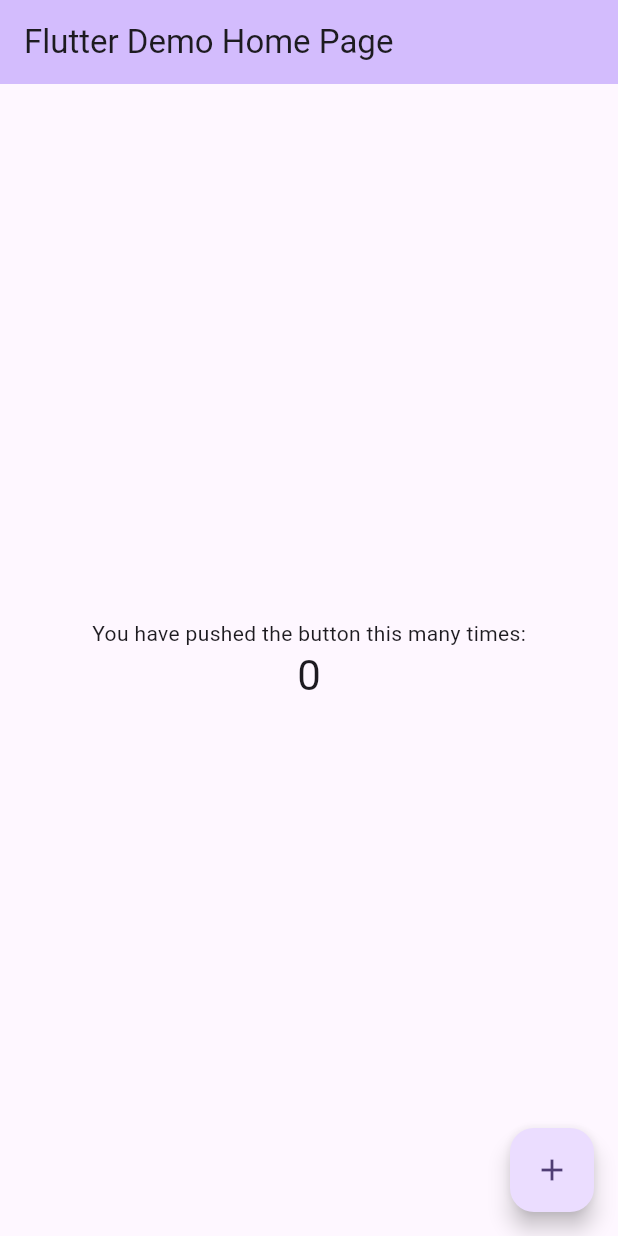
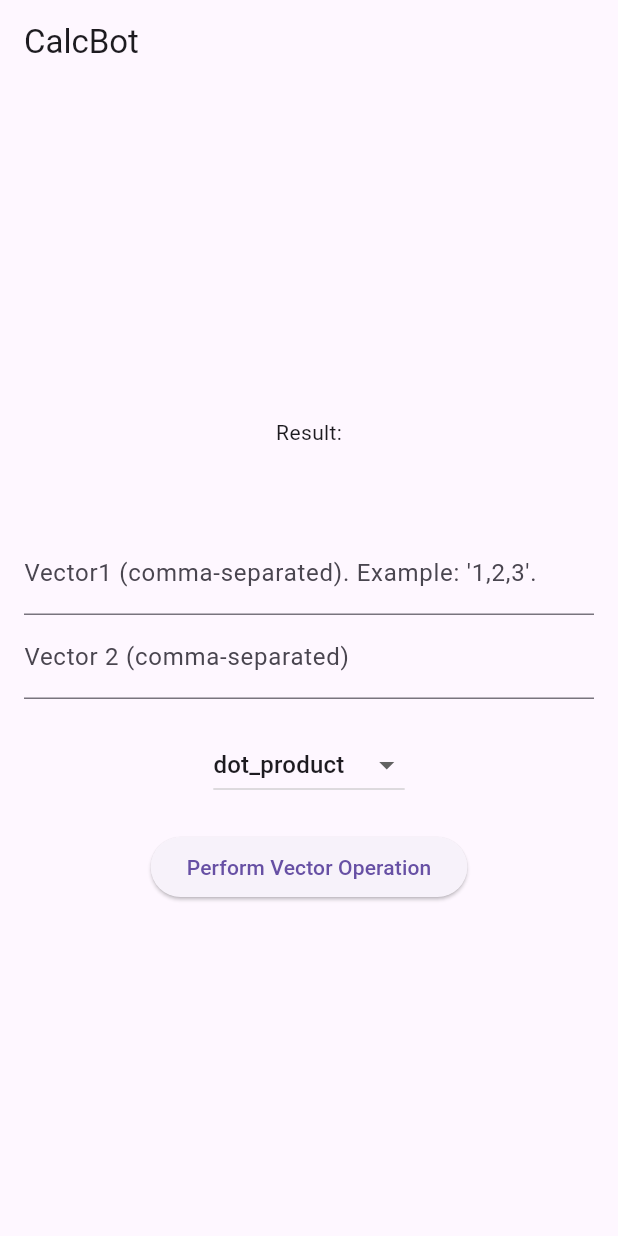
Before and after one commit to tvilla0000/CalcBot, a Flutter app: the screen it shows after launch, on a phone screen of 412 x 824 dp. Run offline on Flutter 3.47's test engine with Material 3 defaults, Android fonts, the light colour scheme and no system bars.

Commit message:
Add In MVP Functionality For Frontend Where User Is Able To Use Basic Input Fields To Perform Vector Operations: 'dot_product', 'cross_product'. Add File To Hold logic For Making HTTP Requests To Backend And Name It 'api_service.dart'.

```diff
--- a/Frontend/calcbot_flutter/analysis_options.yaml
+++ b/Frontend/calcbot_flutter/analysis_options.yaml
@@ -23,6 +23,7 @@ linter:
   rules:
     # avoid_print: false  # Uncomment to disable the `avoid_print` rule
     # prefer_single_quotes: true  # Uncomment to enable the `prefer_single_quotes` rule
+    - library_private_types_in_public_api
 
 # Additional information about this file can be found at
 # https://dart.dev/guides/language/analysis-options
--- /dev/null
+++ b/Frontend/calcbot_flutter/lib/api_service.dart
@@ -0,0 +1,61 @@
+import 'dart:convert';
+import 'package:http/http.dart' as http;
+
+class ApiService {
+  late final String baseUrl;
+
+  ApiService(this.baseUrl);
+
+  Future<Map<String, dynamic>> performVectorOperation(String operation, List<List<int>> vectors) async {
+    final response = await http.post(
+      Uri.parse('$baseUrl/api/vector/operation/'),
+      headers: {
+        'Content-Type': 'application/json; charset=UTF-8',
+      },
+      body: jsonEncode({
+        'operation': operation,
+        'vectors': vectors,
+      }),
+    );
+
+    return _processResponse(response);
+  }
+
+  Future<Map<String, dynamic>> performExpressionOperation(
+    String operation,
+    String expression,
+    String variable, {
+      List<int>? limits,
+    }) async {
+      final response = await http.post(
+        Uri.parse('$baseUrl/expression/operation/'),
+        headers: {
+          'Content-Type': 'application/json; charset=UTF-8',
+        },
+        body: jsonEncode({
+          'operation': operation,
+          'expression': expression,
+          'variable': variable,
+          if (limits != null) 'limits': limits,
+        }),
+      );
+      return _processResponse(response);
+    }
+
+    Map<String, dynamic> _processResponse(http.Response response) {
+      if (response.statusCode == 200) {
+        return jsonDecode(response.body);
+      } else {
+        throw ApiException('Failed To Perform Operation" ${response.body}');
+    }
+  }
+}
+
+class ApiException implements Exception {
+  final String message;
+
+  ApiException(this.message);
+
+  @override
+  String toString() => 'ApiException: $message';
+}
--- a/Frontend/calcbot_flutter/lib/main.dart
+++ b/Frontend/calcbot_flutter/lib/main.dart
@@ -1,125 +1,147 @@
 import 'package:flutter/material.dart';
+import 'api_service.dart';
 
 void main() {
-  runApp(const MyApp());
+  runApp( const MyApp());
 }
 
 class MyApp extends StatelessWidget {
   const MyApp({super.key});
 
-  // This widget is the root of your application.
   @override
   Widget build(BuildContext context) {
     return MaterialApp(
-      title: 'Flutter Demo',
+      title: 'CalcBot',
       theme: ThemeData(
-        // This is the theme of your application.
-        //
-        // TRY THIS: Try running your application with "flutter run". You'll see
-        // the application has a purple toolbar. Then, without quitting the app,
-        // try changing the seedColor in the colorScheme below to Colors.green
-        // and then invoke "hot reload" (save your changes or press the "hot
-        // reload" button in a Flutter-supported IDE, or press "r" if you used
-        // the command line to start the app).
-        //
-        // Notice that the counter didn't reset back to zero; the application
-        // state is not lost during the reload. To reset the state, use hot
-        // restart instead.
-        //
-        // This works for code too, not just values: Most code changes can be
-        // tested with just a hot reload.
-        colorScheme: ColorScheme.fromSeed(seedColor: Colors.deepPurple),
-        useMaterial3: true,
+        primarySwatch: Colors.lightBlue,
       ),
-      home: const MyHomePage(title: 'Flutter Demo Home Page'),
+      home: const MyHomePage(),
     );
   }
 }
 
 class MyHomePage extends StatefulWidget {
-  const MyHomePage({super.key, required this.title});
-
-  // This widget is the home page of your application. It is stateful, meaning
-  // that it has a State object (defined below) that contains fields that affect
-  // how it looks.
-
-  // This class is the configuration for the state. It holds the values (in this
-  // case the title) provided by the parent (in this case the App widget) and
-  // used by the build method of the State. Fields in a Widget subclass are
-  // always marked "final".
-
-  final String title;
+  const MyHomePage({super.key});
 
   @override
-  State<MyHomePage> createState() => _MyHomePageState();
+  MyHomePageState createState() => MyHomePageState();
 }
 
-class _MyHomePageState extends State<MyHomePage> {
-  int _counter = 0;
+class MyHomePageState extends State<MyHomePage> {
+  final ApiService apiService = ApiService('http://127.0.0.1:8000');
+  String _result = '';
+  bool _isLoading = false;
 
-  void _incrementCounter() {
+  String _selectedOperation = 'dot_product';
+  List<int> _vector1 = [0, 0, 0];
+  List<int> _vector2 = [0, 0, 0];
+
+
+void _performVectorOperation() async {
   setState(() {
-      // This call to setState tells the Flutter framework that something has
-      // changed in this State, which causes it to rerun the build method below
-      // so that the display can reflect the updated values. If we changed
-      // _counter without calling setState(), then the build method would not be
-      // called again, and so nothing would appear to happen.
-      _counter++;
+    _isLoading = true;
   });
+
+  try {
+    final response = await apiService.performVectorOperation(_selectedOperation, [
+     _vector1,
+     _vector2
+    ]);
+    setState(() {
+      _result = response['result'].toString();
+    });
+  } catch (e) {
+    setState(() {
+      _result = 'Error Performing Operation. Please Try Again. $e';
+    });
+  } finally {
+    setState(() {
+      _isLoading = false;
+    });
+  }
 }
 
 @override
 Widget build(BuildContext context) {
-    // This method is rerun every time setState is called, for instance as done
-    // by the _incrementCounter method above.
-    //
-    // The Flutter framework has been optimized to make rerunning build methods
-    // fast, so that you can just rebuild anything that needs updating rather
-    // than having to individually change instances of widgets.
   return Scaffold(
     appBar: AppBar(
-        // TRY THIS: Try changing the color here to a specific color (to
-        // Colors.amber, perhaps?) and trigger a hot reload to see the AppBar
-        // change color while the other colors stay the same.
-        backgroundColor: Theme.of(context).colorScheme.inversePrimary,
-        // Here we take the value from the MyHomePage object that was created by
-        // the App.build method, and use it to set our appbar title.
-        title: Text(widget.title),
+      title: const Text('CalcBot'),
     ),
-      body: Center(
-        // Center is a layout widget. It takes a single child and positions it
-        // in the middle of the parent.
+    body: Padding(
+      padding: const EdgeInsets.all(16.0),
       child: Column(
-          // Column is also a layout widget. It takes a list of children and
-          // arranges them vertically. By default, it sizes itself to fit its
-          // children horizontally, and tries to be as tall as its parent.
-          //
-          // Column has various properties to control how it sizes itself and
-          // how it positions its children. Here we use mainAxisAlignment to
-          // center the children vertically; the main axis here is the vertical
-          // axis because Columns are vertical (the cross axis would be
-          // horizontal).
-          //
-          // TRY THIS: Invoke "debug painting" (choose the "Toggle Debug Paint"
-          // action in the IDE, or press "p" in the console), to see the
-          // wireframe for each widget.
         mainAxisAlignment: MainAxisAlignment.center,
         children: <Widget>[
-            const Text(
-              'You have pushed the button this many times:',
-            ),
+          const Text('Result:'),
           Text(
-              '$_counter',
+            _result,
             style: Theme.of(context).textTheme.headlineMedium,
           ),
+          const SizedBox(height: 20),
+          _buildVectorInputField(
+            label: "Vector1 (comma-separated). Example: '1,2,3'.",
+            onChanged: (value) {
+              setState(() {
+                _vector1 = _parseVector(value);
+              });
+            },
+          ),
+
+          _buildVectorInputField(
+            label: 'Vector 2 (comma-separated)',
+            onChanged: (value) {
+              setState(() {
+                _vector2 = _parseVector(value);
+              });
+            },
+          ),
+
+          const SizedBox(height: 20),
+          DropdownButton<String>(
+            value: _selectedOperation,
+            items: <String> [
+              'dot_product',
+              'cross_product',
+              'magnitude',
+            ].map<DropdownMenuItem<String>>((String value) {
+              return DropdownMenuItem<String>(
+                value: value,
+                child: Text(value),
+              );
+            }).toList(),
+            onChanged: (String? newValue) {
+              setState(() {
+                _selectedOperation = newValue!;
+              });
+            },
+          ),
+
+          const SizedBox(height: 20),
+          _isLoading
+            ? const CircularProgressIndicator()
+            : ElevatedButton(
+              onPressed: _performVectorOperation,
+              child: const Text('Perform Vector Operation'),
+              ),
           ],
+
         ),
       ),
-      floatingActionButton: FloatingActionButton(
-        onPressed: _incrementCounter,
-        tooltip: 'Increment',
-        child: const Icon(Icons.add),
-      ), // This trailing comma makes auto-formatting nicer for build methods.
     );
   }
+
+  Widget _buildVectorInputField({
+    required String label,
+    required ValueChanged<String> onChanged,
+  }) {
+    return TextField(
+      decoration: InputDecoration(labelText: label),
+      onChanged: onChanged,
+    );
   }
+
+  List<int> _parseVector(String value) {
+    return value.split(',').map((e) => int.tryParse(e.trim()) ?? 0).toList();
+  }
+
+}
```
Lines whose indentation alone changed are shown as unchanged.
